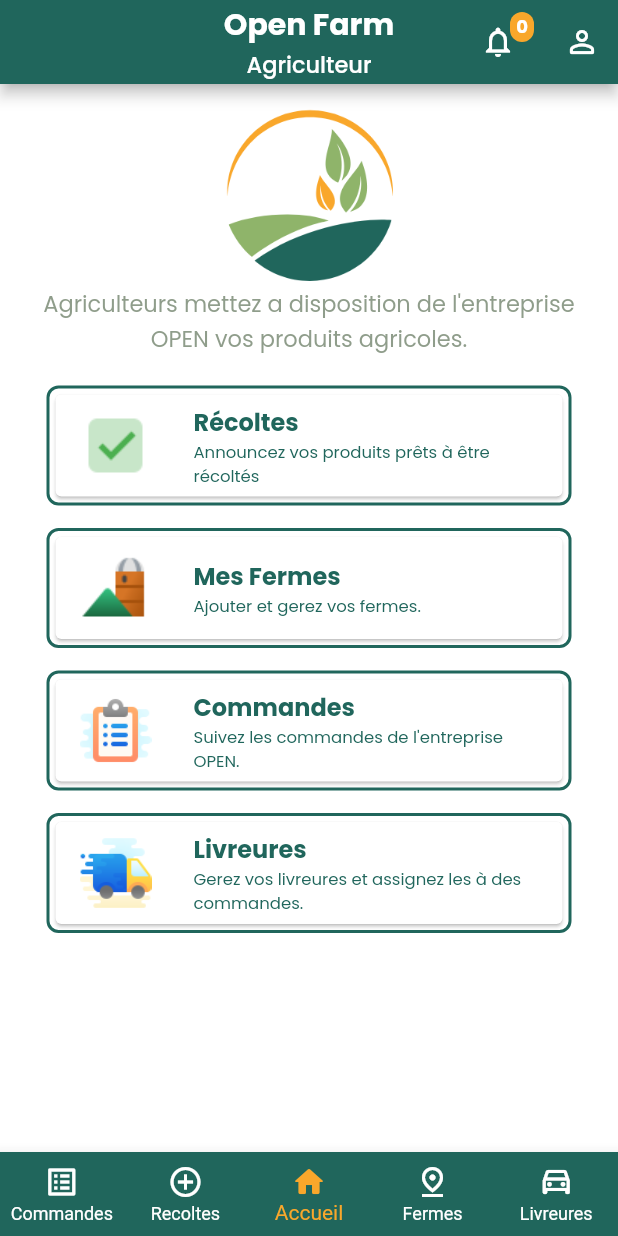
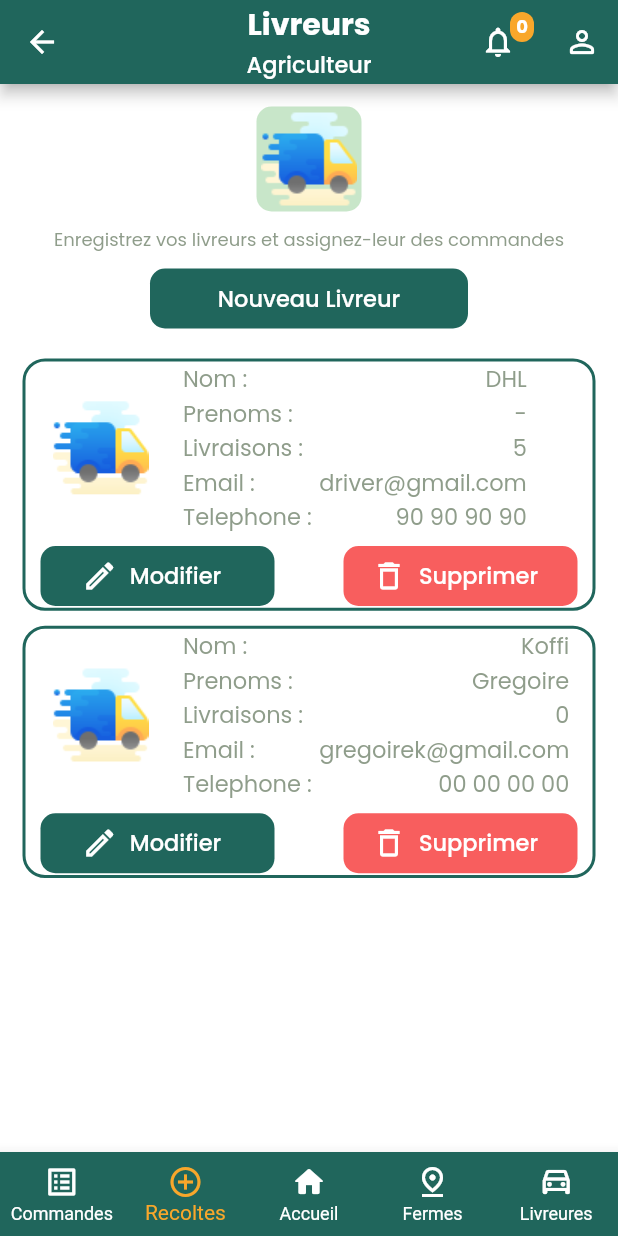
Before and after one commit to agnilondapakou/swipe_app, a Flutter app: the FarmersHomePage screen opened by its route, item 5 of the bottom bar chosen, on a phone screen of 412 x 824 dp. Run offline on Flutter 3.47's test engine with Material 2 defaults, Android fonts, the phone set to English and light mode, and no system bars; our stand-ins replace flutter_spinkit, google_fonts, hexcolor.

Commit message:
implement drivers page for farmers

```diff
--- a/lib/main.dart
+++ b/lib/main.dart
@@ -1,5 +1,6 @@
 import 'package:flutter/material.dart';
 import 'package:swipe_app/screens/carte/carte_page.dart';
+import 'package:swipe_app/screens/drivers/farmer_drivers_page.dart';
 import 'package:swipe_app/screens/entreprise/profile_page.dart';
 import 'package:swipe_app/screens/fermes/fermes_pages.dart';
 import 'package:swipe_app/screens/home/entreprise/home_page.dart';
@@ -47,6 +48,7 @@ class MyApp extends StatelessWidget {
         '/farmers/orders': (context) => const FermerOrdersPage(),
         '/farmers/recoltes': (context) => const FarmerRecoltesPage(),
         '/farmers/fermes': (context) => const FermePage(),
+        '/farmers/drivers': (context) => const FarmerDriversPage(),
       },
     );
   }
--- /dev/null
+++ b/lib/screens/drivers/farmer_drivers_page.dart
@@ -0,0 +1,103 @@
+import 'package:flutter/material.dart';
+import 'package:google_fonts/google_fonts.dart';
+
+import '../../../utils/constants.dart';
+import '../../../widgets/entreprise/top_icons_widget.dart';
+import '../../../widgets/farmers/farmer_nav_bar_widget.dart';
+import '../../../widgets/farmers/farmer_recolte_card_widget.dart';
+import '../../../widgets/farmers/farmer_top_bar_widget.dart';
+import '../../widgets/farmers/farmer_driver_card_widget.dart';
+
+class FarmerDriversPage extends StatefulWidget {
+  const FarmerDriversPage({super.key});
+
+  @override
+  State<FarmerDriversPage> createState() => _FarmerDriversPageState();
+}
+
+class _FarmerDriversPageState extends State<FarmerDriversPage> {
+  @override
+  Widget build(BuildContext context) {
+    return Scaffold(
+      backgroundColor: GlobalColors.whiteColor,
+      appBar: const FarmerTopBarWidget(
+        automaticallyImplyLeading: true,
+        title: 'Livreurs',
+        sub_title: 'Agriculteur',
+        notification_icon: Icon(Icons.notifications_outlined),
+        profile_icon: Icon(Icons.person_outline_rounded),
+        notification_counter: '0',
+      ),
+      bottomNavigationBar: FarmerNavBarWidget(
+        selectedIndex: 1,
+      ),
+      body: Padding(
+        padding: const EdgeInsets.all(15),
+        child: Column(
+          children: [
+            Row(
+              mainAxisAlignment: MainAxisAlignment.center,
+              children: [
+                TopIconsWidget(
+                  header_image: Image.asset(
+                    'assets/icons/delivery.png',
+                  ),
+                  desciption:
+                      "Enregistrez vos livreurs et assignez-leur des commandes",
+                ),
+              ],
+            ),
+            const SizedBox(height: 10),
+            Container(
+              width: MediaQuery.of(context).size.width - 200,
+              height: 40,
+              decoration: BoxDecoration(
+                color: GlobalColors.primaryColor,
+                borderRadius: BorderRadius.circular(10),
+              ),
+              child: TextButton(
+                onPressed: () {
+                  // new popup with form to add an recolte
+                },
+                child: Text(
+                  "Nouveau Livreur",
+                  style: GoogleFonts.poppins(
+                    fontSize: 15,
+                    color: GlobalColors.whiteColor,
+                  ),
+                ),
+              ),
+            ),
+            const SizedBox(height: 10),
+            Flexible(
+              child: SingleChildScrollView(
+                child: Column(
+                  children: const [
+                    FarmerDriverCardWidget(
+                      driver_first_name: "DHL",
+                      driver_last_name: "-",
+                      delivery_count: 5,
+                      driver_email: "driver@gmail.com",
+                      driver_phone_number: "90 90 90 90",
+                      delete_route: '',
+                      update_route: '',
+                    ),
+                    FarmerDriverCardWidget(
+                      driver_first_name: "Koffi",
+                      driver_last_name: "Gregoire",
+                      delivery_count: 0,
+                      driver_email: "gregoirek@gmail.com",
+                      driver_phone_number: "00 00 00 00",
+                      delete_route: '',
+                      update_route: '',
+                    ),
+                  ],
+                ),
+              ),
+            )
+          ],
+        ),
+      ),
+    );
+  }
+}
--- a/lib/screens/home/farmers/home_page.dart
+++ b/lib/screens/home/farmers/home_page.dart
@@ -86,7 +86,7 @@ class FarmersHomePage extends StatelessWidget {
                   height: 80,
                   child: CustomCardWidget(
                     onTap: () {
-                      Navigator.pushNamed(context, '/farmers/home');
+                      Navigator.pushNamed(context, '/farmers/drivers');
                     },
                     title: 'Livreures',
                     description:
--- a/lib/widgets/entreprise/top_icons_widget.dart
+++ b/lib/widgets/entreprise/top_icons_widget.dart
@@ -34,7 +34,7 @@ class TopIconsWidget extends StatelessWidget implements PreferredSizeWidget {
           desciption,
           textAlign: TextAlign.center,
           style: GoogleFonts.poppins(
-            fontSize: 15,
+            fontSize: 12,
             color: GlobalColors.textColor,
           ),
         ),
--- /dev/null
+++ b/lib/widgets/farmers/farmer_driver_card_widget.dart
@@ -0,0 +1,217 @@
+import 'package:flutter/material.dart';
+import 'package:google_fonts/google_fonts.dart';
+import 'package:swipe_app/utils/constants.dart';
+
+class FarmerDriverCardWidget extends StatelessWidget {
+  // ignore: non_constant_identifier_names
+  final String driver_first_name;
+  // ignore: non_constant_identifier_names
+  final String driver_last_name;
+  // ignore: non_constant_identifier_names
+  final String driver_email;
+  // ignore: non_constant_identifier_names
+  final String driver_phone_number;
+  // ignore: non_constant_identifier_names
+  final int delivery_count;
+  // ignore: non_constant_identifier_names
+  final String delete_route;
+  // ignore: non_constant_identifier_names
+  final String update_route;
+
+  const FarmerDriverCardWidget(
+      // ignore: non_constant_identifier_names
+      {required this.driver_first_name,
+      // ignore: non_constant_identifier_names
+      required this.driver_last_name,
+      // ignore: non_constant_identifier_names
+      required this.driver_email,
+      // ignore: non_constant_identifier_names
+      required this.driver_phone_number,
+      // ignore: non_constant_identifier_names
+      required this.delivery_count,
+      // ignore: non_constant_identifier_names
+      required this.delete_route,
+      // ignore: non_constant_identifier_names
+      required this.update_route,
+      super.key});
+
+  @override
+  Widget build(BuildContext context) {
+    return Container(
+      width: double.infinity,
+      height: MediaQuery.of(context).size.height / 4.9,
+      margin: const EdgeInsets.only(top: 10),
+      decoration: BoxDecoration(
+        color: GlobalColors.whiteColor,
+        borderRadius: BorderRadius.circular(15),
+        border: Border.all(
+          color: GlobalColors.primaryColor,
+          width: 2,
+        ),
+      ),
+      child: Column(
+        children: [
+          Row(
+            children: [
+              const Image(
+                image: AssetImage(
+                  'assets/icons/delivery.png',
+                ),
+                width: 100,
+                height: 100,
+              ),
+              const SizedBox(width: 5),
+              Column(
+                crossAxisAlignment: CrossAxisAlignment.start,
+                children: [
+                  Text(
+                    'Nom :',
+                    style: GoogleFonts.poppins(
+                      fontSize: 15,
+                      color: GlobalColors.textColor,
+                    ),
+                  ),
+                  Text(
+                    'Prenoms :',
+                    style: GoogleFonts.poppins(
+                      fontSize: 15,
+                      color: GlobalColors.textColor,
+                    ),
+                  ),
+                  Text(
+                    'Livraisons :',
+                    style: GoogleFonts.poppins(
+                      fontSize: 15,
+                      color: GlobalColors.textColor,
+                    ),
+                  ),
+                  Text(
+                    'Email :',
+                    style: GoogleFonts.poppins(
+                      fontSize: 15,
+                      color: GlobalColors.textColor,
+                    ),
+                  ),
+                  Text(
+                    'Telephone :',
+                    style: GoogleFonts.poppins(
+                      fontSize: 15,
+                      color: GlobalColors.textColor,
+                    ),
+                  ),
+                ],
+              ),
+              const SizedBox(width: 5),
+              Column(
+                crossAxisAlignment: CrossAxisAlignment.end,
+                children: [
+                  Text(
+                    driver_first_name,
+                    style: GoogleFonts.poppins(
+                      fontSize: 15,
+                      color: GlobalColors.textColor,
+                    ),
+                  ),
+                  Text(
+                    driver_last_name,
+                    style: GoogleFonts.poppins(
+                      fontSize: 15,
+                      color: GlobalColors.textColor,
+                    ),
+                  ),
+                  Text(
+                    delivery_count.toString(),
+                    style: GoogleFonts.poppins(
+                      fontSize: 15,
+                      color: GlobalColors.textColor,
+                    ),
+                  ),
+                  Text(
+                    driver_email,
+                    style: GoogleFonts.poppins(
+                      fontSize: 15,
+                      color: GlobalColors.textColor,
+                    ),
+                  ),
+                  Text(
+                    driver_phone_number,
+                    style: GoogleFonts.poppins(
+                      fontSize: 15,
+                      color: GlobalColors.textColor,
+                    ),
+                  ),
+                ],
+              ),
+            ],
+          ),
+          Padding(
+            padding: const EdgeInsets.only(left: 10, right: 10, top: 8),
+            child: Row(
+              mainAxisAlignment: MainAxisAlignment.spaceBetween,
+              children: [
+                Container(
+                  width: MediaQuery.of(context).size.width / 2 - 50,
+                  height: 40,
+                  decoration: BoxDecoration(
+                    color: GlobalColors.primaryColor,
+                    borderRadius: BorderRadius.circular(10),
+                  ),
+                  child: Row(
+                    mainAxisAlignment: MainAxisAlignment.center,
+                    children: [
+                      Icon(
+                        Icons.edit_outlined,
+                        color: GlobalColors.whiteColor,
+                      ),
+                      TextButton(
+                        onPressed: () {
+                          Navigator.pushNamed(context, update_route);
+                        },
+                        child: Text(
+                          'Modifier',
+                          style: GoogleFonts.poppins(
+                            fontSize: 15,
+                            color: GlobalColors.whiteColor,
+                          ),
+                        ),
+                      ),
+                    ],
+                  ),
+                ),
+                Container(
+                  width: MediaQuery.of(context).size.width / 2 - 50,
+                  height: 40,
+                  decoration: BoxDecoration(
+                    color: GlobalColors.logoutColor,
+                    borderRadius: BorderRadius.circular(10),
+                  ),
+                  child: Row(
+                    mainAxisAlignment: MainAxisAlignment.center,
+                    children: [
+                      Icon(
+                        Icons.delete_outline,
+                        color: GlobalColors.whiteColor,
+                      ),
+                      TextButton(
+                        onPressed: () {
+                          Navigator.pushNamed(context, delete_route);
+                        },
+                        child: Text(
+                          'Supprimer',
+                          style: GoogleFonts.poppins(
+                            fontSize: 15,
+                            color: GlobalColors.whiteColor,
+                          ),
+                        ),
+                      ),
+                    ],
+                  ),
+                ),
+              ],
+            ),
+          ),
+        ],
+      ),
+    );
+  }
+}
--- a/lib/widgets/farmers/farmer_nav_bar_widget.dart
+++ b/lib/widgets/farmers/farmer_nav_bar_widget.dart
@@ -51,7 +51,7 @@ class FarmerNavBarWidget extends StatelessWidget
         } else if (index == 3) {
           Navigator.pushNamed(context, '/farmers/fermes');
         } else if (index == 4) {
-          Navigator.pushNamed(context, '/farmers/home');
+          Navigator.pushNamed(context, '/farmers/drivers');
         }
       },
     );
```
